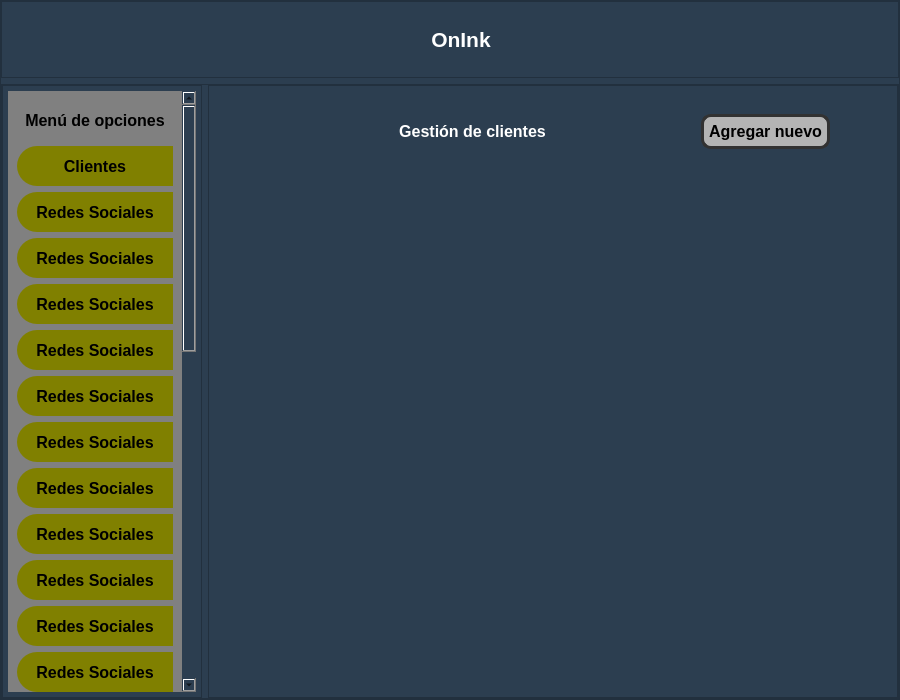
Qt form main_window.ui (STITCH9911/onink) before a commit.
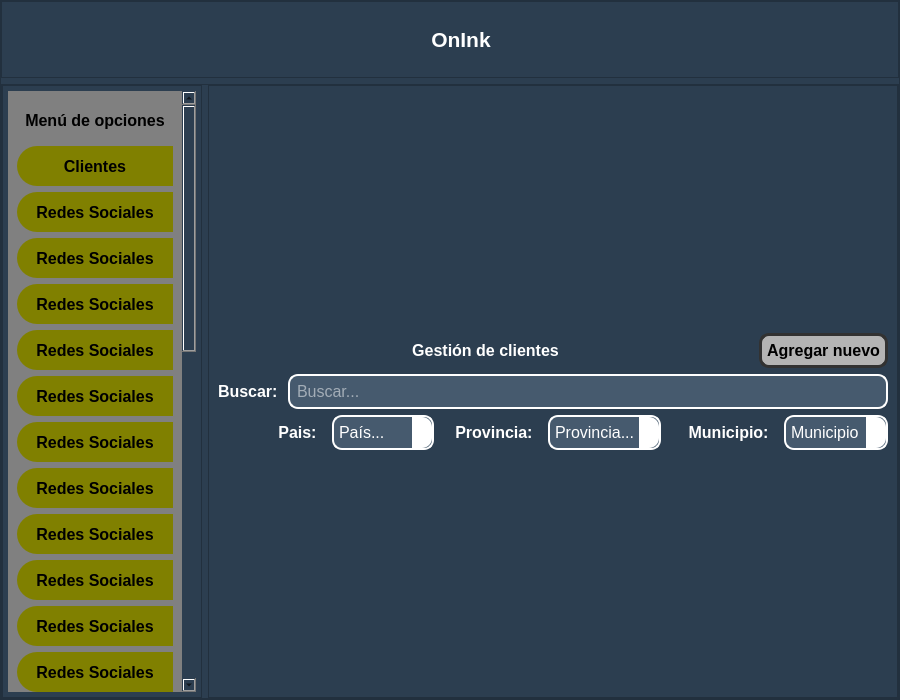
The same form after that commit. The open tabs and pages were chosen to show the change. Icons and pictures are not drawn.

Commit message: Cargar solo una vez strippedTable en page_clientes

Diff of the .ui file:
```diff
--- a/main_window.ui
+++ b/main_window.ui
@@ -1088,15 +1088,10 @@
                </property>
                <widget class="QWidget" name="page_inicio"/>
                <widget class="QWidget" name="page_clientes">
-                <widget class="QWidget" name="layoutWidget">
-                 <property name="geometry">
-                  <rect>
-                   <x>40</x>
-                   <y>20</y>
-                   <width>581</width>
-                   <height>51</height>
-                  </rect>
-                 </property>
+                <layout class="QVBoxLayout" name="verticalLayout_page_clientes">
+                 <item>
+                  <layout class="QVBoxLayout" name="verticalLayout_search_clientes">
+                   <item>
                  <layout class="QHBoxLayout" name="horizontalLayout_3">
                   <item>
                    <spacer name="horizontalSpacer_3">
@@ -1142,10 +1137,111 @@
                     <property name="text">
                      <string>Agregar nuevo</string>
                     </property>
+                       <property name="icon">
+                        <iconset>
+                         <normaloff>images/add-client.svg</normaloff>images/add-client.svg</iconset>
+                       </property>
+                       <property name="iconSize">
+                        <size>
+                         <width>25</width>
+                         <height>25</height>
+                        </size>
+                       </property>
                    </widget>
                   </item>
                  </layout>
-                </widget>
+                   </item>
+                   <item>
+                    <layout class="QHBoxLayout" name="horizontalLayout_15">
+                     <item>
+                      <widget class="QLabel" name="label_14">
+                       <property name="text">
+                        <string>Buscar: </string>
+                       </property>
+                      </widget>
+                     </item>
+                     <item>
+                      <widget class="QLineEdit" name="le_search_clients">
+                       <property name="placeholderText">
+                        <string>Buscar...</string>
+                       </property>
+                      </widget>
+                     </item>
+                    </layout>
+                   </item>
+                   <item>
+                    <layout class="QHBoxLayout" name="horizontalLayout_19">
+                     <property name="spacing">
+                      <number>11</number>
+                     </property>
+                     <item>
+                      <layout class="QHBoxLayout" name="horizontalLayout_16">
+                       <item>
+                        <widget class="QLabel" name="label_15">
+                         <property name="text">
+                          <string>Pais: </string>
+                         </property>
+                         <property name="alignment">
+                          <set>Qt::AlignRight|Qt::AlignTrailing|Qt::AlignVCenter</set>
+                         </property>
+                        </widget>
+                       </item>
+                       <item>
+                        <widget class="QComboBox" name="cb_search_clientes_pais">
+                         <property name="placeholderText">
+                          <string>País...</string>
+                         </property>
+                        </widget>
+                       </item>
+                      </layout>
+                     </item>
+                     <item>
+                      <layout class="QHBoxLayout" name="horizontalLayout_17">
+                       <item>
+                        <widget class="QLabel" name="label_16">
+                         <property name="text">
+                          <string>Provincia: </string>
+                         </property>
+                         <property name="alignment">
+                          <set>Qt::AlignRight|Qt::AlignTrailing|Qt::AlignVCenter</set>
+                         </property>
+                        </widget>
+                       </item>
+                       <item>
+                        <widget class="QComboBox" name="cb_search_clientes_provincia">
+                         <property name="placeholderText">
+                          <string>Provincia...</string>
+                         </property>
+                        </widget>
+                       </item>
+                      </layout>
+                     </item>
+                     <item>
+                      <layout class="QHBoxLayout" name="horizontalLayout_18">
+                       <item>
+                        <widget class="QLabel" name="label_18">
+                         <property name="text">
+                          <string>Municipio: </string>
+                         </property>
+                         <property name="alignment">
+                          <set>Qt::AlignRight|Qt::AlignTrailing|Qt::AlignVCenter</set>
+                         </property>
+                        </widget>
+                       </item>
+                       <item>
+                        <widget class="QComboBox" name="cb_search_clientes_municipio">
+                         <property name="placeholderText">
+                          <string>Municipio</string>
+                         </property>
+                        </widget>
+                       </item>
+                      </layout>
+                     </item>
+                    </layout>
+                   </item>
+                  </layout>
+                 </item>
+                </layout>
                </widget>
                <widget class="QWidget" name="page_insertar_cliente">
                 <layout class="QVBoxLayout" name="verticalLayout_9">
```
Left out of the diff: 87 changed lines with no effect on the pictures. Lines whose indentation alone changed are shown as unchanged. The commit also changes 3 other files.
